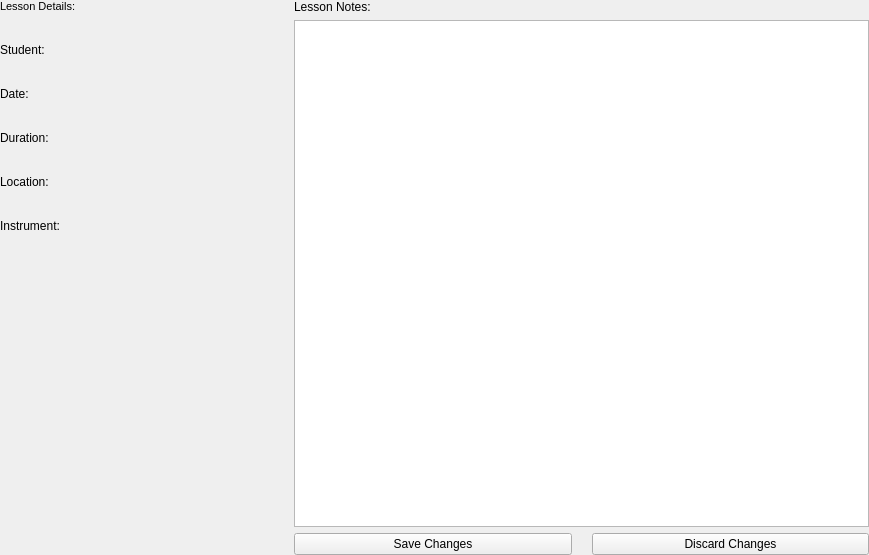
Qt form designer/lesson_info.ui (ltrel/piu-mosso-client) before a commit.
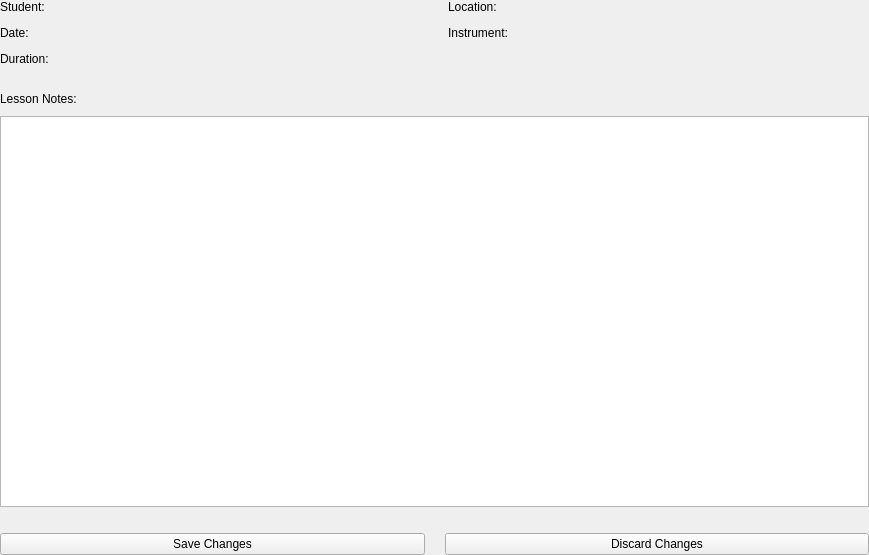
The same form after that commit.

Commit message: Redesign lesson info page

```diff
--- a/designer/lesson_info.ui
+++ b/designer/lesson_info.ui
@@ -13,7 +13,10 @@
   <property name="windowTitle">
    <string>Lesson Info</string>
   </property>
-  <layout class="QHBoxLayout" name="horizontalLayout" stretch="1,2">
+  <layout class="QVBoxLayout" name="verticalLayout">
+   <property name="spacing">
+    <number>26</number>
+   </property>
    <property name="leftMargin">
     <number>0</number>
    </property>
@@ -27,53 +30,39 @@
     <number>0</number>
    </property>
    <item>
-    <layout class="QVBoxLayout" name="verticalLayout">
-     <property name="spacing">
-      <number>30</number>
+    <layout class="QGridLayout" name="gridLayout">
+     <property name="verticalSpacing">
+      <number>12</number>
      </property>
-     <item>
-      <widget class="QLabel" name="label_3">
-       <property name="font">
-        <font>
-         <pointsize>8</pointsize>
-         <weight>50</weight>
-         <bold>false</bold>
-        </font>
-       </property>
-       <property name="text">
-        <string>Lesson Details:</string>
-       </property>
-      </widget>
-     </item>
-     <item>
-      <widget class="QLabel" name="student_label">
-       <property name="text">
-        <string>Student:</string>
-       </property>
-      </widget>
-     </item>
-     <item>
+     <item row="1" column="0">
       <widget class="QLabel" name="date_label">
        <property name="text">
         <string>Date:</string>
        </property>
       </widget>
      </item>
-     <item>
-      <widget class="QLabel" name="duration_label">
+     <item row="0" column="0">
+      <widget class="QLabel" name="student_label">
        <property name="text">
-        <string>Duration:</string>
+        <string>Student:</string>
        </property>
       </widget>
      </item>
-     <item>
+     <item row="0" column="1">
       <widget class="QLabel" name="location_label">
        <property name="text">
         <string>Location:</string>
        </property>
       </widget>
      </item>
-     <item>
+     <item row="2" column="0">
+      <widget class="QLabel" name="duration_label">
+       <property name="text">
+        <string>Duration:</string>
+       </property>
+      </widget>
+     </item>
+     <item row="1" column="1">
       <widget class="QLabel" name="instrument_label">
        <property name="text">
         <string>Instrument:</string>
@@ -83,31 +72,15 @@
        </property>
       </widget>
      </item>
-     <item>
-      <spacer name="verticalSpacer">
-       <property name="orientation">
-        <enum>Qt::Vertical</enum>
-       </property>
-       <property name="sizeHint" stdset="0">
-        <size>
-         <width>20</width>
-         <height>40</height>
-        </size>
-       </property>
-      </spacer>
-     </item>
     </layout>
    </item>
    <item>
     <layout class="QVBoxLayout" name="verticalLayout_2">
-     <item>
-      <widget class="QLabel" name="label">
-       <property name="font">
-        <font>
-         <weight>50</weight>
-         <bold>false</bold>
-        </font>
-       </property>
+     <property name="spacing">
+      <number>10</number>
+     </property>
+     <item>
+      <widget class="QLabel" name="label_2">
        <property name="text">
         <string>Lesson Notes:</string>
        </property>
@@ -116,6 +89,8 @@
      <item>
       <widget class="QPlainTextEdit" name="notes_textbox"/>
      </item>
+    </layout>
+   </item>
      <item>
       <layout class="QHBoxLayout" name="horizontalLayout_2">
        <property name="spacing">
@@ -134,8 +109,6 @@
           <string>Discard Changes</string>
          </property>
         </widget>
-       </item>
-      </layout>
      </item>
     </layout>
    </item>
```
Lines whose indentation alone changed are shown as unchanged. The commit also changes 1 other file.
